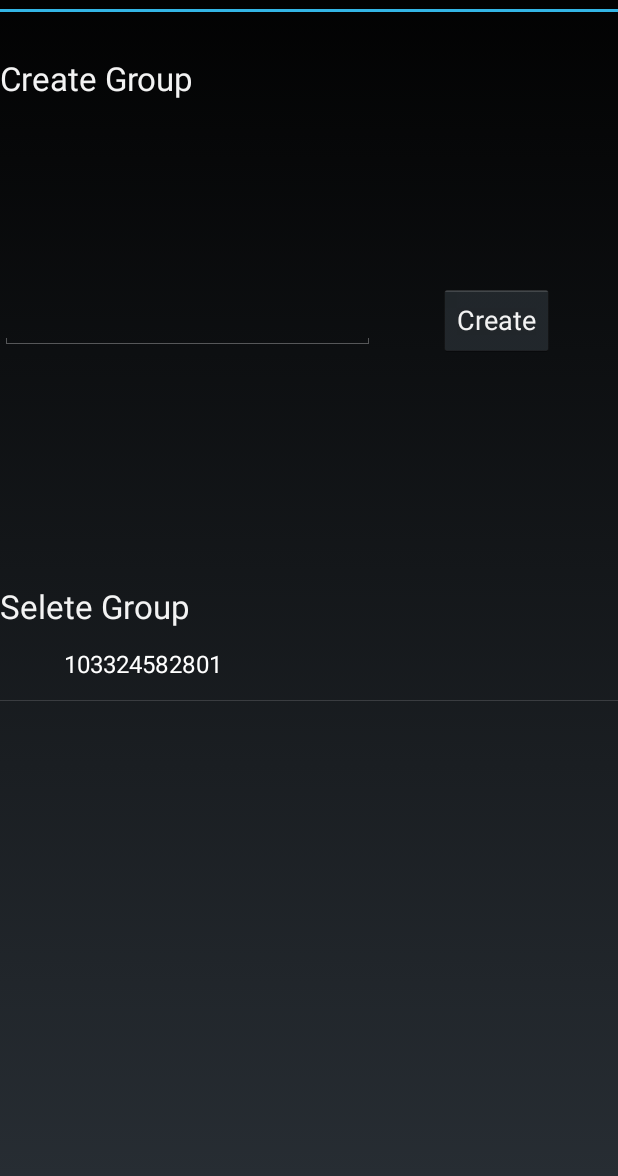
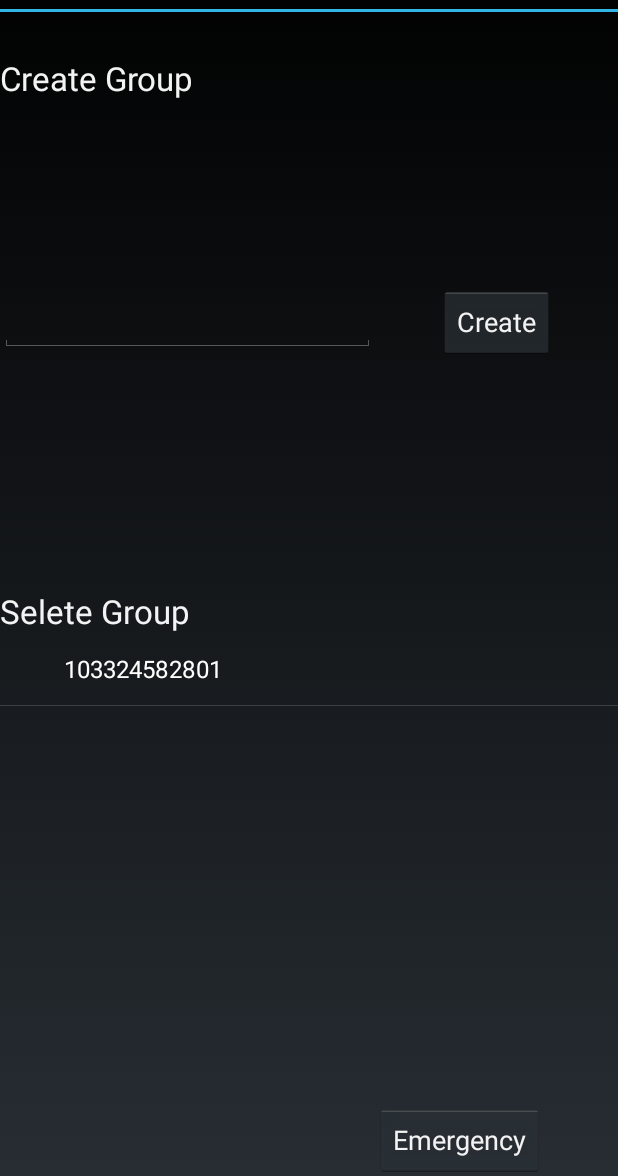
Before and after one commit to green1343/bonghwanet, an Android app: the GrouplistActivity screen opened directly, with no data from a screen before it, after a tap on "Create", on a phone screen of 412 x 824 dp, the part 60-1236 px from its top. Run offline under Robolectric (Android 15) with nearby library versions, the phone set to English and light mode, and no system bars.

Commit message:
재난 그룹 추가

```diff
--- a/Application/src/main/java/com/example/android/basicaccessibility/GrouplistActivity.java
+++ b/Application/src/main/java/com/example/android/basicaccessibility/GrouplistActivity.java
@@ -26,6 +26,7 @@ public class GrouplistActivity extends Activity {
 		setContentView(R.layout.grouplist);
 
 		findViewById(R.id.buttonCreate).setOnClickListener(onClickButton);
+		findViewById(R.id.buttonEmergency).setOnClickListener(onClickButton);
 
 		m_adapter = new ArrayAdapter<String>(getApplicationContext(), R.layout.list_item);
 		m_list = (ListView) findViewById(R.id.listView);
@@ -53,6 +54,9 @@ public class GrouplistActivity extends Activity {
 		m_adapter.clear();
 		HashMap<Long, Manager.GroupInfo> groups = Manager.INSTANCE.getAllGroups();
 		for(Long id : groups.keySet()) {
+			if(id == Manager.EMERGENCY)
+				continue;
+
 			Manager.GroupInfo g = groups.get(id);
 			String str = new String(g.name);
 			str += "\t\t";
@@ -77,11 +81,17 @@ public class GrouplistActivity extends Activity {
 			EditText textFruit=(EditText)findViewById(R.id.editGroupname);
 			switch (v.getId()) {
 				case R.id.buttonCreate:
-					// TODO : delete
 					Manager.INSTANCE.createGroup(textFruit.getText().toString());
 					refreshList();
 
 					textFruit.setText("");
+					break;
+
+				case R.id.buttonEmergency:
+					Manager.INSTANCE.connect(Manager.EMERGENCY);
+
+					Intent intent = new Intent(getApplicationContext(), GroupMain.class);
+					startActivity(intent);
 					break;
 			}
 		}
--- a/Application/src/main/res/layout/grouplist.xml
+++ b/Application/src/main/res/layout/grouplist.xml
@@ -84,7 +84,7 @@
 
     <ListView
         android:layout_width="wrap_content"
-        android:layout_height="365dp"
+        android:layout_height="314dp"
         android:id="@+id/listView"
         android:layout_below="@+id/textView2"
         android:layout_columnSpan="2"
@@ -92,4 +92,12 @@
         android:layout_column="0"
         android:focusable="true" />
 
+    <Button
+        android:layout_width="wrap_content"
+        android:layout_height="wrap_content"
+        android:text="Emergency"
+        android:id="@+id/buttonEmergency"
+        android:layout_row="6"
+        android:layout_column="1" />
+
 </GridLayout>
```
Also changed, not shown: Application/src/main/java/com/example/android/basicaccessibility/Manager.java (+46 -21 lines), 42 other files.
